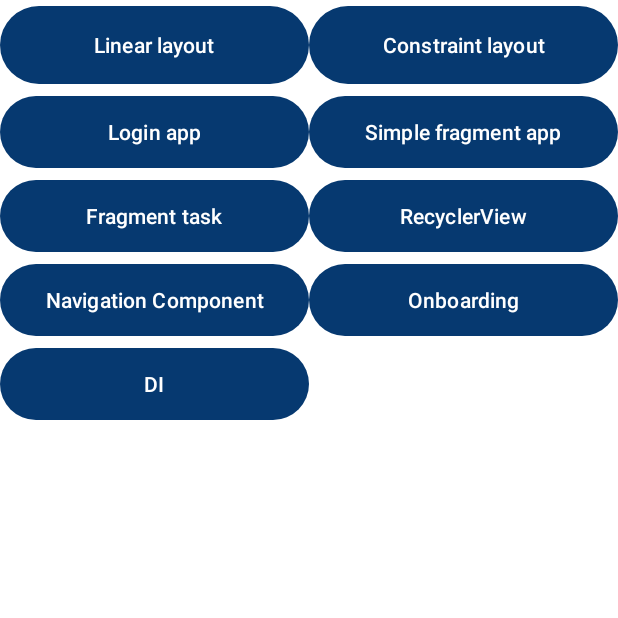
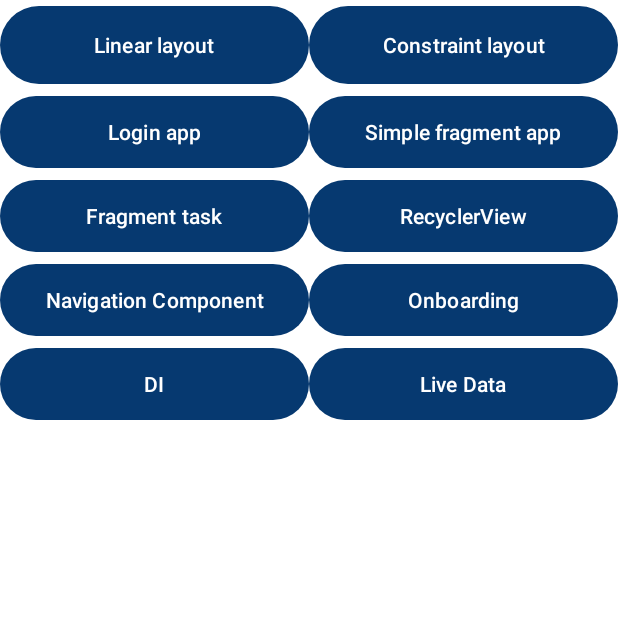
Before and after one commit to batooldshilleh/TrainingTasks, an Android app: the screen it shows after launch (MainActivity), on a phone screen of 412 x 824 dp, the top half of it. Run offline under Robolectric (Android 15) with nearby library versions, the phone set to English and light mode, and no system bars.

Commit message:
Live Data

```diff
--- a/app/src/main/AndroidManifest.xml
+++ b/app/src/main/AndroidManifest.xml
@@ -21,6 +21,10 @@
         android:supportsRtl="true"
         android:theme="@style/Theme.MyCarApp"
         tools:targetApi="31">
+        <activity
+            android:name=".liveData.LiveDataActivity"
+            android:exported="false"
+            android:windowSoftInputMode="adjustResize" />
         <activity
             android:name=".dependencyingection.DependencyIngectionActivity"
             android:exported="false"
--- a/app/src/main/java/com/example/tasks/MainActivity.kt
+++ b/app/src/main/java/com/example/tasks/MainActivity.kt
@@ -58,7 +58,9 @@ class MainActivity : AppCompatActivity() {
         binding.btnTask9.setOnClickListener {
             navigate("com.example.tasks.dependencyingection.DependencyIngectionActivity")
         }
-
+        binding.btnTask10.setOnClickListener {
+            navigate("com.example.tasks.liveData.LiveDataActivity")
+        }
     }
 
 
--- a/app/src/main/res/layout/activity_main.xml
+++ b/app/src/main/res/layout/activity_main.xml
@@ -85,5 +85,13 @@
        app:layout_constraintEnd_toEndOf="@+id/btnTask3"
        app:layout_constraintStart_toStartOf="parent"
        app:layout_constraintTop_toBottomOf="@+id/btnTask7" />
+   <Button
+       android:id="@+id/btnTask10"
+       android:layout_width="0dp"
+       android:layout_height="56dp"
+       android:text="@string/task10"
+       app:layout_constraintEnd_toEndOf="parent"
+       app:layout_constraintStart_toStartOf="@id/btnTask4"
+       app:layout_constraintTop_toBottomOf="@+id/btnTask8" />
 
 </androidx.constraintlayout.widget.ConstraintLayout>
--- a/app/src/main/res/values/strings.xml
+++ b/app/src/main/res/values/strings.xml
@@ -10,6 +10,7 @@
     <string name="task7">Navigation Component</string>
     <string name="task8">Onboarding</string>
     <string name="task9">DI</string>
+    <string name="task10">Live Data</string>
 
     <!--linear layout and constraint-->
     <string name="Calculator">Calculator</string>
```
Also changed, not shown: app/src/main/java/com/example/tasks/liveData/LiveDataActivity.kt (added, +32 -0 lines), app/src/main/java/com/example/tasks/liveData/WelcomeViewModel.kt (added, +15 -0 lines), app/src/main/res/layout/activity_live_data.xml (added, +43 -0 lines).
